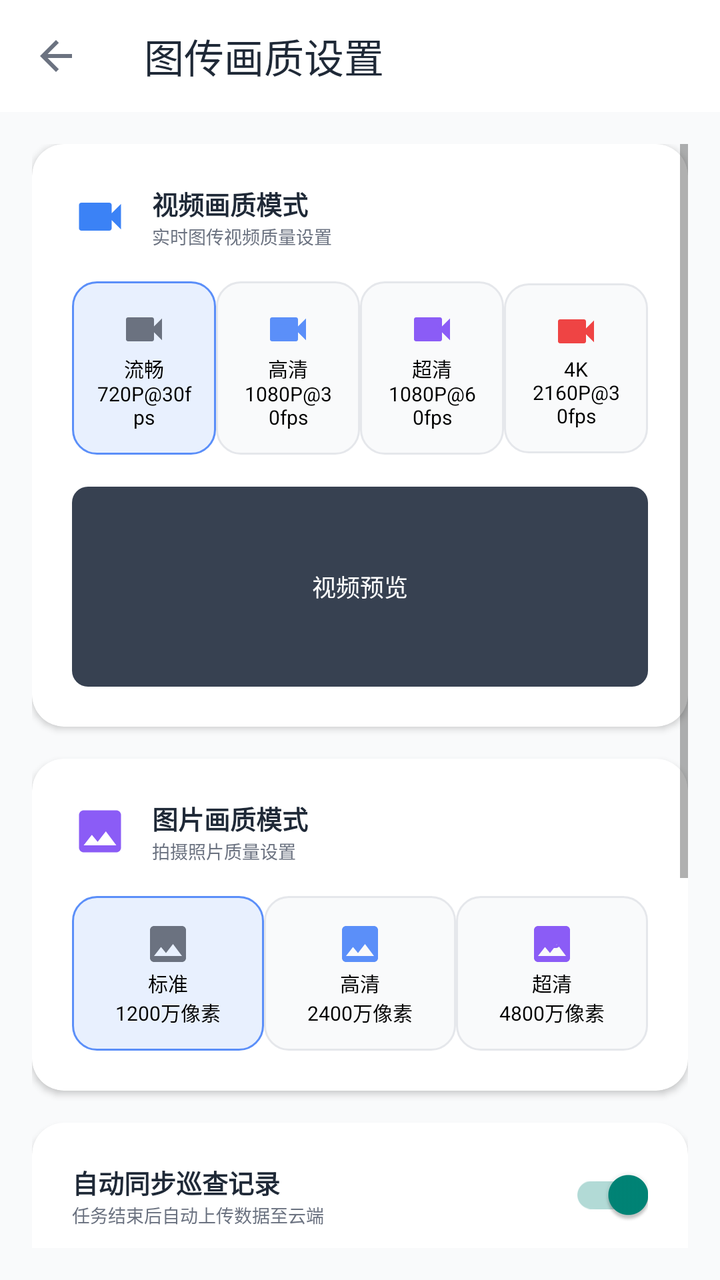
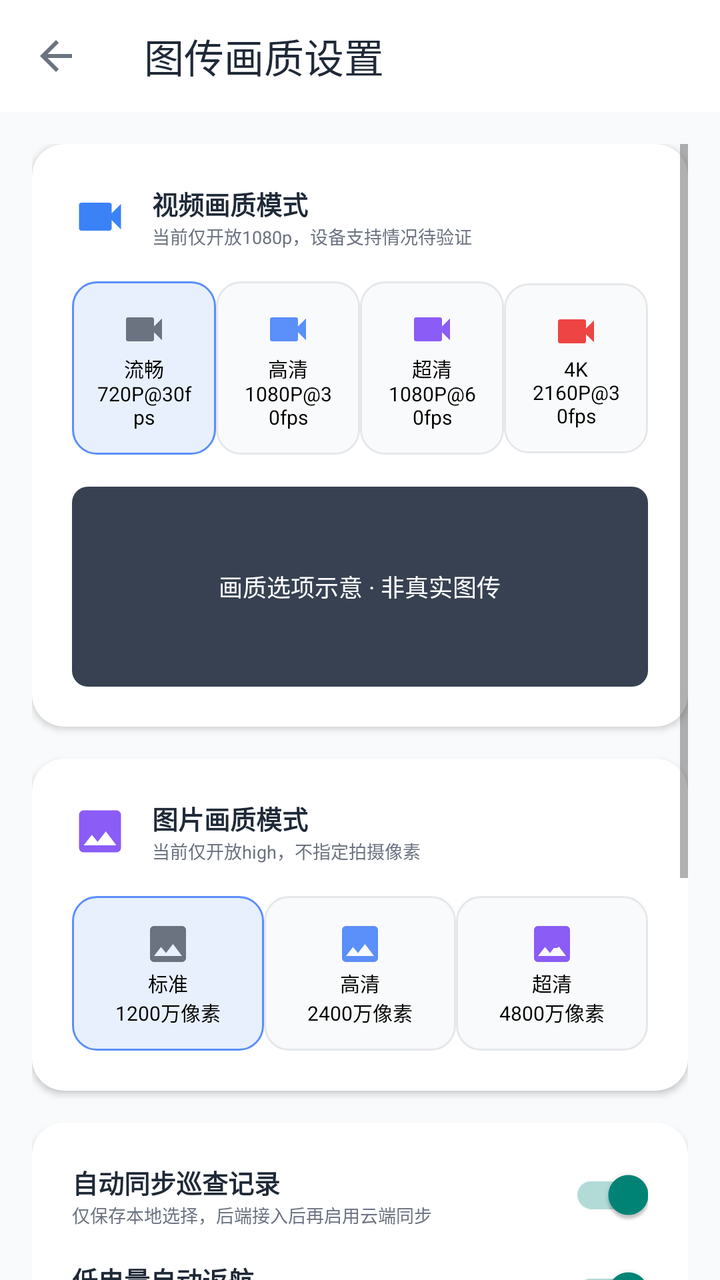

An Android layout rendered at two revisions. The XML below is the earlier revision; the diff shows what the commit changed to produce the second picture.
<!-- AndroidManifest.xml: application theme Theme.AppCompat.Light.NoActionBar -->
<!-- res/layout/activity_video_settings.xml -->
<?xml version="1.0" encoding="utf-8"?>
<LinearLayout xmlns:android="http://schemas.android.com/apk/res/android"
              xmlns:app="http://schemas.android.com/apk/res-auto"
              android:layout_width="match_parent"
              android:layout_height="match_parent"
              android:orientation="vertical"
              android:background="@color/gray_50">

    
    <androidx.appcompat.widget.Toolbar
            android:id="@+id/toolbar"
            android:layout_width="match_parent"
            android:layout_height="?attr/actionBarSize"
            android:background="@color/white"
            app:title="@string/video_settings"
            app:titleTextColor="@color/gray_800"
            app:navigationIcon="@drawable/ic_arrow_back" />

    <ScrollView
            android:layout_width="match_parent"
            android:layout_height="0dp"
            android:layout_weight="1"
            android:padding="16dp">

        <LinearLayout
                android:layout_width="match_parent"
                android:layout_height="wrap_content"
                android:orientation="vertical">

            
            <androidx.cardview.widget.CardView
                    android:layout_width="match_parent"
                    android:layout_height="wrap_content"
                    android:layout_marginBottom="16dp"
                    app:cardCornerRadius="16dp"
                    app:cardElevation="2dp">

                <LinearLayout
                        android:layout_width="match_parent"
                        android:layout_height="wrap_content"
                        android:orientation="vertical"
                        android:padding="20dp">

                    <LinearLayout
                            android:layout_width="match_parent"
                            android:layout_height="wrap_content"
                            android:orientation="horizontal"
                            android:gravity="center_vertical"
                            android:layout_marginBottom="16dp">

                        <ImageView
                                android:layout_width="28dp"
                                android:layout_height="28dp"
                                android:src="@drawable/ic_video"
                                android:tint="@color/blue_500" />

                        <LinearLayout
                                android:layout_width="0dp"
                                android:layout_height="wrap_content"
                                android:layout_weight="1"
                                android:layout_marginStart="12dp"
                                android:orientation="vertical">

                            <TextView
                                    android:layout_width="wrap_content"
                                    android:layout_height="wrap_content"
                                    android:text="@string/video_quality"
                                    android:textSize="13sp"
                                    android:textStyle="bold"
                                    android:textColor="@color/gray_800" />

                            <TextView
                                    android:layout_width="wrap_content"
                                    android:layout_height="wrap_content"
                                    android:text="@string/video_quality_desc"
                                    android:textSize="9sp"
                                    android:textColor="@color/gray_500" />
                        </LinearLayout>
                    </LinearLayout>

                    <RadioGroup
                            android:id="@+id/rg_video_quality"
                            android:layout_width="match_parent"
                            android:layout_height="wrap_content"
                            android:orientation="horizontal">

                        <RadioButton
                                android:id="@+id/rb_video_smooth"
                                android:layout_width="0dp"
                                android:layout_height="wrap_content"
                                android:layout_weight="1"
                                android:text="流畅\n720P@30fps"
                                android:textSize="10sp"
                                android:textAlignment="center"
                                android:button="@null"
                                android:drawableTop="@drawable/ic_video_smooth"
                                android:padding="12dp"
                                android:background="@drawable/bg_radio_selector"
                                android:checked="true" />

                        <RadioButton
                                android:id="@+id/rb_video_hd"
                                android:layout_width="0dp"
                                android:layout_height="wrap_content"
                                android:layout_weight="1"
                                android:text="高清\n1080P@30fps"
                                android:textSize="10sp"
                                android:textAlignment="center"
                                android:button="@null"
                                android:drawableTop="@drawable/ic_video_hd"
                                android:padding="12dp"
                                android:background="@drawable/bg_radio_selector" />

                        <RadioButton
                                android:id="@+id/rb_video_ultra"
                                android:layout_width="0dp"
                                android:layout_height="wrap_content"
                                android:layout_weight="1"
                                android:text="超清\n1080P@60fps"
                                android:textSize="10sp"
                                android:textAlignment="center"
                                android:button="@null"
                                android:drawableTop="@drawable/ic_video_ultra"
                                android:padding="12dp"
                                android:background="@drawable/bg_radio_selector" />

                        <RadioButton
                                android:id="@+id/rb_video_4k"
                                android:layout_width="0dp"
                                android:layout_height="wrap_content"
                                android:layout_weight="1"
                                android:text="4K\n2160P@30fps"
                                android:textSize="10sp"
                                android:textAlignment="center"
                                android:button="@null"
                                android:drawableTop="@drawable/ic_video_4k"
                                android:padding="12dp"
                                android:background="@drawable/bg_radio_selector" />
                    </RadioGroup>

                    
                    <FrameLayout
                            android:id="@+id/video_preview_container"
                            android:layout_width="match_parent"
                            android:layout_height="100dp"
                            android:layout_marginTop="16dp"
                            android:background="@drawable/bg_video_preview_smooth">

                        <TextView
                                android:layout_width="wrap_content"
                                android:layout_height="wrap_content"
                                android:layout_gravity="center"
                                android:text="视频预览"
                                android:textColor="@color/white"
                                android:textSize="12sp" />
                    </FrameLayout>
                </LinearLayout>
            </androidx.cardview.widget.CardView>

            
            <androidx.cardview.widget.CardView
                    android:layout_width="match_parent"
                    android:layout_height="wrap_content"
                    android:layout_marginBottom="16dp"
                    app:cardCornerRadius="16dp"
                    app:cardElevation="2dp">

                <LinearLayout
                        android:layout_width="match_parent"
                        android:layout_height="wrap_content"
                        android:orientation="vertical"
                        android:padding="20dp">

                    <LinearLayout
                            android:layout_width="match_parent"
                            android:layout_height="wrap_content"
                            android:orientation="horizontal"
                            android:gravity="center_vertical"
                            android:layout_marginBottom="16dp">

                        <ImageView
                                android:layout_width="28dp"
                                android:layout_height="28dp"
                                android:src="@drawable/ic_image"
                                android:tint="@color/purple_500" />

                        <LinearLayout
                                android:layout_width="0dp"
                                android:layout_height="wrap_content"
                                android:layout_weight="1"
                                android:layout_marginStart="12dp"
                                android:orientation="vertical">

                            <TextView
                                    android:layout_width="wrap_content"
                                    android:layout_height="wrap_content"
                                    android:text="@string/image_quality"
                                    android:textSize="13sp"
                                    android:textStyle="bold"
                                    android:textColor="@color/gray_800" />

                            <TextView
                                    android:layout_width="wrap_content"
                                    android:layout_height="wrap_content"
                                    android:text="@string/image_quality_desc"
                                    android:textSize="9sp"
                                    android:textColor="@color/gray_500" />
                        </LinearLayout>
                    </LinearLayout>

                    <RadioGroup
                            android:id="@+id/rg_image_quality"
                            android:layout_width="match_parent"
                            android:layout_height="wrap_content"
                            android:orientation="horizontal">

                        <RadioButton
                                android:id="@+id/rb_image_standard"
                                android:layout_width="0dp"
                                android:layout_height="wrap_content"
                                android:layout_weight="1"
                                android:text="标准\n1200万像素"
                                android:textSize="10sp"
                                android:textAlignment="center"
                                android:button="@null"
                                android:drawableTop="@drawable/ic_image_standard"
                                android:padding="12dp"
                                android:background="@drawable/bg_radio_selector"
                                android:checked="true" />

                        <RadioButton
                                android:id="@+id/rb_image_hd"
                                android:layout_width="0dp"
                                android:layout_height="wrap_content"
                                android:layout_weight="1"
                                android:text="高清\n2400万像素"
                                android:textSize="10sp"
                                android:textAlignment="center"
                                android:button="@null"
                                android:drawableTop="@drawable/ic_image_hd"
                                android:padding="12dp"
                                android:background="@drawable/bg_radio_selector" />

                        <RadioButton
                                android:id="@+id/rb_image_ultra"
                                android:layout_width="0dp"
                                android:layout_height="wrap_content"
                                android:layout_weight="1"
                                android:text="超清\n4800万像素"
                                android:textSize="10sp"
                                android:textAlignment="center"
                                android:button="@null"
                                android:drawableTop="@drawable/ic_image_ultra"
                                android:padding="12dp"
                                android:background="@drawable/bg_radio_selector" />
                    </RadioGroup>
                </LinearLayout>
            </androidx.cardview.widget.CardView>

            
            <androidx.cardview.widget.CardView
                    android:layout_width="match_parent"
                    android:layout_height="wrap_content"
                    android:layout_marginBottom="16dp"
                    app:cardCornerRadius="16dp"
                    app:cardElevation="2dp">

                <LinearLayout
                        android:layout_width="match_parent"
                        android:layout_height="wrap_content"
                        android:orientation="vertical"
                        android:padding="20dp">

                    
                    <LinearLayout
                            android:layout_width="match_parent"
                            android:layout_height="wrap_content"
                            android:orientation="horizontal"
                            android:gravity="center_vertical"
                            android:layout_marginBottom="16dp">

                        <LinearLayout
                                android:layout_width="0dp"
                                android:layout_height="wrap_content"
                                android:layout_weight="1"
                                android:orientation="vertical">

                            <TextView
                                    android:layout_width="wrap_content"
                                    android:layout_height="wrap_content"
                                    android:text="@string/auto_sync"
                                    android:textSize="13sp"
                                    android:textStyle="bold"
                                    android:textColor="@color/gray_800" />

                            <TextView
                                    android:layout_width="wrap_content"
                                    android:layout_height="wrap_content"
                                    android:text="@string/auto_sync_desc"
                                    android:textSize="9sp"
                                    android:textColor="@color/gray_500" />
                        </LinearLayout>

                        <androidx.appcompat.widget.SwitchCompat
                                android:id="@+id/switch_auto_sync"
                                android:layout_width="wrap_content"
                                android:layout_height="wrap_content"
                                android:checked="true" />
                    </LinearLayout>

                    
                    <LinearLayout
                            android:layout_width="match_parent"
                            android:layout_height="wrap_content"
                            android:orientation="horizontal"
                            android:gravity="center_vertical">

                        <LinearLayout
                                android:layout_width="0dp"
                                android:layout_height="wrap_content"
                                android:layout_weight="1"
                                android:orientation="vertical">

                            <TextView
                                    android:layout_width="wrap_content"
                                    android:layout_height="wrap_content"
                                    android:text="@string/low_battery_return"
                                    android:textSize="13sp"
                                    android:textStyle="bold"
                                    android:textColor="@color/gray_800" />

                            <TextView
                                    android:layout_width="wrap_content"
                                    android:layout_height="wrap_content"
                                    android:text="@string/low_battery_return_desc"
                                    android:textSize="9sp"
                                    android:textColor="@color/gray_500" />
                        </LinearLayout>

                        <androidx.appcompat.widget.SwitchCompat
                                android:id="@+id/switch_low_battery"
                                android:layout_width="wrap_content"
                                android:layout_height="wrap_content"
                                android:checked="true" />
                    </LinearLayout>
                </LinearLayout>
            </androidx.cardview.widget.CardView>

            
            <androidx.cardview.widget.CardView
                    android:layout_width="match_parent"
                    android:layout_height="wrap_content"
                    android:layout_marginBottom="24dp"
                    app:cardCornerRadius="16dp"
                    app:cardBackgroundColor="@color/orange_50">

                <LinearLayout
                        android:layout_width="match_parent"
                        android:layout_height="wrap_content"
                        android:orientation="horizontal"
                        android:padding="16dp">

                    <ImageView
                            android:layout_width="24dp"
                            android:layout_height="24dp"
                            android:src="@drawable/ic_warning"
                            android:tint="@color/orange_500" />

                    <LinearLayout
                            android:layout_width="0dp"
                            android:layout_height="wrap_content"
                            android:layout_weight="1"
                            android:layout_marginStart="12dp"
                            android:orientation="vertical">

                        <TextView
                                android:layout_width="wrap_content"
                                android:layout_height="wrap_content"
                                android:text="高画质模式流量提示"
                                android:textSize="11sp"
                                android:textStyle="bold"
                                android:textColor="@color/gray_800" />

                        <TextView
                                android:layout_width="wrap_content"
                                android:layout_height="wrap_content"
                                android:layout_marginTop="4dp"
                                android:text="1080P@60fps 视频和4800万像素照片会消耗大量网络流量，建议在WiFi环境下使用"
                                android:textSize="9sp"
                                android:textColor="@color/gray_600" />
                    </LinearLayout>
                </LinearLayout>
            </androidx.cardview.widget.CardView>

            
            <TextView
                    android:id="@+id/tv_sync_status"
                    android:layout_width="match_parent"
                    android:layout_height="wrap_content"
                    android:layout_marginBottom="16dp"
                    android:text="当前显示本地设置，设备尚未确认。连接后请点击保存并同步。"
                    android:textColor="@color/gray_700"
                    android:textSize="13sp" />
            <Button
                    android:id="@+id/btn_save"
                    android:layout_width="match_parent"
                    android:layout_height="48dp"
                    android:layout_marginBottom="32dp"
                    android:text="@string/save_settings"
                    android:textSize="13sp"
                    android:background="@drawable/bg_primary_rounded"
                    android:textColor="@color/white" />

        </LinearLayout>
    </ScrollView>

</LinearLayout>
<!-- resources referenced by this layout -->
<resources>
  <color name="blue_500">#3B82F6</color>
  <color name="gray_50">#F9FAFB</color>
  <color name="gray_500">#6B7280</color>
  <color name="gray_600">#4B5563</color>
  <color name="gray_700">#374151</color>
  <color name="gray_800">#1F2937</color>
  <color name="orange_50">#FFFBEB</color>
  <color name="orange_500">#F59E0B</color>
  <color name="purple_500">#8B5CF6</color>
  <color name="white">#FFFFFF</color>
  <!-- drawable bg_primary_rounded (drawable) -->
  <?xml version="1.0" encoding="utf-8"?>
  <shape xmlns:android="http://schemas.android.com/apk/res/android">
      <solid android:color="@color/primary"/>
      <corners android:radius="12dp"/>
  </shape>
  <!-- drawable bg_video_preview_smooth (drawable) -->
  <?xml version="1.0" encoding="utf-8"?>
  <shape xmlns:android="http://schemas.android.com/apk/res/android">
      <solid android:color="#374151"/>
      <corners android:radius="8dp"/>
  </shape>
  <!-- drawable ic_arrow_back (drawable) -->
  <?xml version="1.0" encoding="utf-8"?>
  <vector xmlns:android="http://schemas.android.com/apk/res/android"
      android:width="24dp"
      android:height="24dp"
      android:viewportWidth="24"
      android:viewportHeight="24">
      <path
          android:fillColor="@color/gray_500"
          android:pathData="M20,11H7.83l5.59,-5.59L12,4l-8,8 8,8 1.41,-1.41L7.83,13H20v-2z" />
  </vector>
  <!-- drawable ic_image (drawable) -->
  <?xml version="1.0" encoding="utf-8"?>
  <vector xmlns:android="http://schemas.android.com/apk/res/android"
          android:width="24dp"
          android:height="24dp"
          android:viewportWidth="24"
          android:viewportHeight="24">
      <path android:fillColor="@color/purple_500"
            android:pathData="M21,19V5c0,-1.1 -0.9,-2 -2,-2H5c-1.1,0 -2,0.9 -2,2v14c0,1.1 0.9,2 2,2h14c1.1,0 2,-0.9 2,-2zM8.5,13.5l2.5,3.01L14.5,12l4.5,6H5l3.5,-4.5z"/>
  </vector>
  <!-- drawable ic_video (drawable) -->
  <?xml version="1.0" encoding="utf-8"?>
  <vector xmlns:android="http://schemas.android.com/apk/res/android"
          android:width="24dp"
          android:height="24dp"
          android:viewportWidth="24"
          android:viewportHeight="24">
      <path android:fillColor="@color/blue_500"
            android:pathData="M17,10.5V7c0,-0.55 -0.45,-1 -1,-1H4c-0.55,0 -1,0.45 -1,1v10c0,0.55 0.45,1 1,1h12c0.55,0 1,-0.45 1,-1v-3.5l4,4v-11l-4,4z"/>
  </vector>
  <!-- drawable ic_video_smooth (drawable) -->
  <?xml version="1.0" encoding="utf-8"?>
  <vector xmlns:android="http://schemas.android.com/apk/res/android"
          android:width="24dp"
          android:height="24dp"
          android:viewportWidth="24"
          android:viewportHeight="24">
      <path android:fillColor="@color/gray_500"
            android:pathData="M17,10.5V7c0,-0.55 -0.45,-1 -1,-1H4c-0.55,0 -1,0.45 -1,1v10c0,0.55 0.45,1 1,1h12c0.55,0 1,-0.45 1,-1v-3.5l4,4v-11l-4,4z"/>
  </vector>
  <!-- drawable ic_warning (drawable) -->
  <?xml version="1.0" encoding="utf-8"?>
  <vector xmlns:android="http://schemas.android.com/apk/res/android"
          android:width="24dp"
          android:height="24dp"
          android:viewportWidth="24"
          android:viewportHeight="24">
      <path android:fillColor="@color/red_500"
            android:pathData="M1,21h22L12,2 1,21zM13,18h-2v-2h2v2zM13,14h-2v-4h2v4z"/>
  </vector>
  <string name="auto_sync">自动同步巡查记录</string>
  <string name="auto_sync_desc">任务结束后自动上传数据至云端</string>
  <string name="image_quality">图片画质模式</string>
  <string name="image_quality_desc">拍摄照片质量设置</string>
  <string name="low_battery_return">低电量自动返航</string>
  <string name="low_battery_return_desc">当电池电量低于20%时强制执行</string>
  <string name="save_settings">保存设置</string>
  <string name="video_quality">视频画质模式</string>
  <string name="video_quality_desc">实时图传视频质量设置</string>
  <string name="video_settings">图传画质设置</string>
  <color name="primary">#5B8FF9</color>
  <color name="primary_light">#E8F0FE</color>
  <color name="gray_200">#E5E7EB</color>
  <color name="red_500">#EF4444</color>
  <!-- unchanged entries left out for length: 7 -->
</resources>

<!-- the commit's change to res/layout/activity_video_settings.xml (unified diff, before → after) -->
@@ -20,7 +20,8 @@
             android:layout_width="match_parent"
             android:layout_height="0dp"
             android:layout_weight="1"
-            android:padding="16dp">
+            android:padding="16dp"
+            android:clipToPadding="false">
 
         <LinearLayout
                 android:layout_width="match_parent"
@@ -150,7 +151,7 @@
                                 android:layout_width="wrap_content"
                                 android:layout_height="wrap_content"
                                 android:layout_gravity="center"
-                                android:text="视频预览"
+                                android:text="画质选项示意 · 非真实图传"
                                 android:textColor="@color/white"
                                 android:textSize="12sp" />
                     </FrameLayout>
<!-- resource entries referenced after the edit -->
@@ -74,14 +74,14 @@
             android:pathData="M1,21h22L12,2 1,21zM13,18h-2v-2h2v2zM13,14h-2v-4h2v4z"/>
   </vector>
   <string name="auto_sync">自动同步巡查记录</string>
-  <string name="auto_sync_desc">任务结束后自动上传数据至云端</string>
+  <string name="auto_sync_desc">仅保存本地选择，后端接入后再启用云端同步</string>
   <string name="image_quality">图片画质模式</string>
-  <string name="image_quality_desc">拍摄照片质量设置</string>
+  <string name="image_quality_desc">当前仅开放high，不指定拍摄像素</string>
   <string name="low_battery_return">低电量自动返航</string>
   <string name="low_battery_return_desc">当电池电量低于20%时强制执行</string>
   <string name="save_settings">保存设置</string>
   <string name="video_quality">视频画质模式</string>
-  <string name="video_quality_desc">实时图传视频质量设置</string>
+  <string name="video_quality_desc">当前仅开放1080p，设备支持情况待验证</string>
   <string name="video_settings">图传画质设置</string>
   <color name="primary">#5B8FF9</color>
   <color name="primary_light">#E8F0FE</color>
